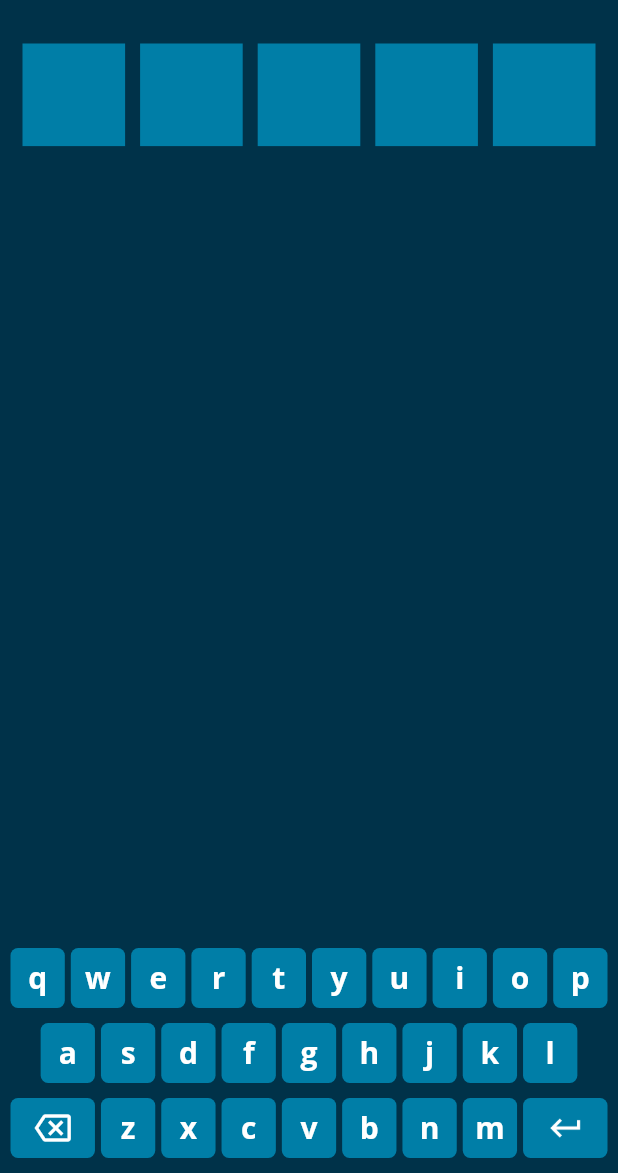
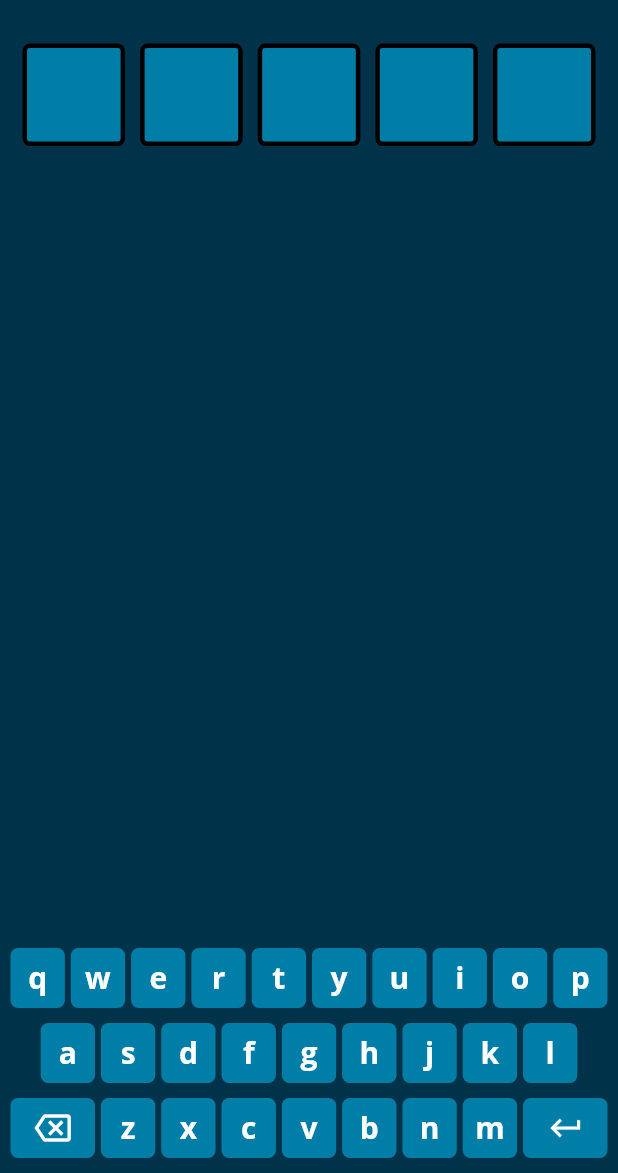
Before and after one commit to samitkapoor/wordle, a Flutter app: the screen it shows after launch, on a phone screen of 412 x 824 dp, the part 63-1236 px from its top. Run offline on Flutter 3.47's test engine with Material 2 defaults, Android fonts, the phone set to English and light mode, and no system bars; our stand-ins replace get, google_fonts.

Commit message:
adding border to cells

```diff
--- a/lib/core/playground.dart
+++ b/lib/core/playground.dart
@@ -48,7 +48,12 @@ class _MyPlaygroundState extends State<MyPlayground> {
                                   width:
                                       (MediaQuery.of(context).size.width - 70) /
                                           5,
-                                  color: cell.color,
+                                  decoration: BoxDecoration(
+                                    border: Border.all(
+                                        width: 3, color: Colors.black),
+                                    borderRadius: BorderRadius.circular(5),
+                                    color: cell.color,
+                                  ),
                                   alignment: Alignment.center,
                                   child: Text(
                                     cell.value,
```
